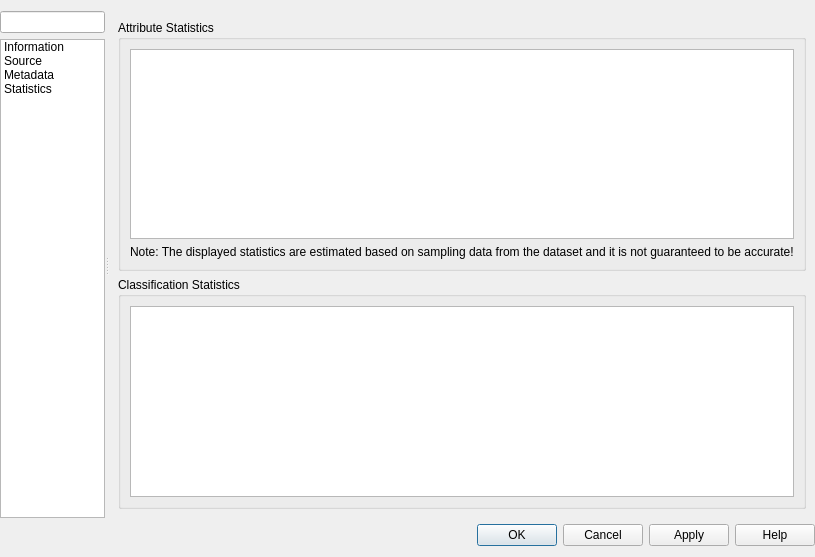
Qt form src/ui/qgspointcloudlayerpropertiesbase.ui (qgis/QGIS) before a commit.
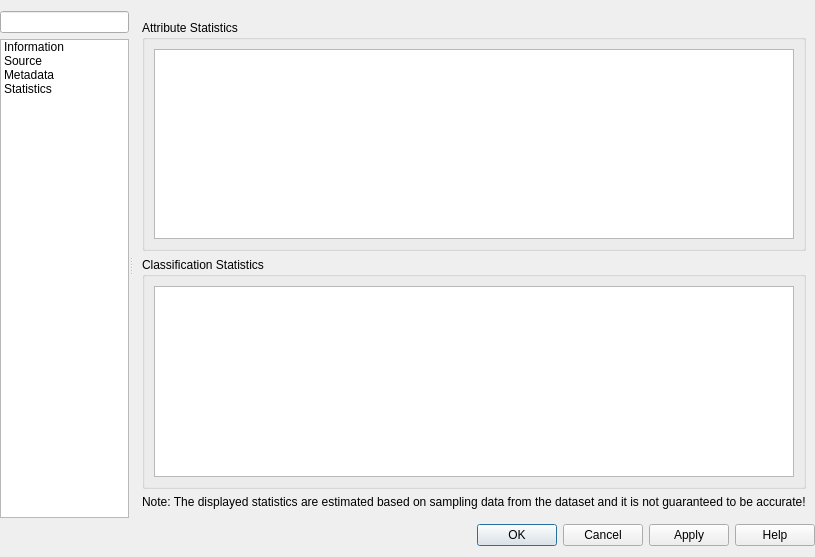
The same form after that commit. Icons and pictures are not drawn. Custom widgets are drawn as their Qt base class.

Commit message: - Add a class for storing statistics - Add classification attribute function - Refactoring

Diff of the .ui file:
```diff
--- a/src/ui/qgspointcloudlayerpropertiesbase.ui
+++ b/src/ui/qgspointcloudlayerpropertiesbase.ui
@@ -391,17 +391,6 @@
                 </property>
                </widget>
               </item>
-              <item>
-               <layout class="QGridLayout" name="gridLayout_4">
-                <item row="1" column="0">
-                 <widget class="QLabel" name="mStatisticsCalculationWarningLabel">
-                  <property name="text">
-                   <string>Note: The displayed statistics are estimated based on sampling data from the dataset and it is not guaranteed to be accurate!</string>
-                  </property>
-                 </widget>
-                </item>
-               </layout>
-              </item>
              </layout>
             </widget>
            </item>
@@ -421,6 +410,13 @@
              </layout>
             </widget>
            </item>
+           <item>
+            <widget class="QLabel" name="mStatisticsCalculationWarningLabel">
+             <property name="text">
+              <string>Note: The displayed statistics are estimated based on sampling data from the dataset and it is not guaranteed to be accurate!</string>
+             </property>
+            </widget>
+           </item>
           </layout>
          </widget>
         </widget>
```
The commit also changes 17 other files.
